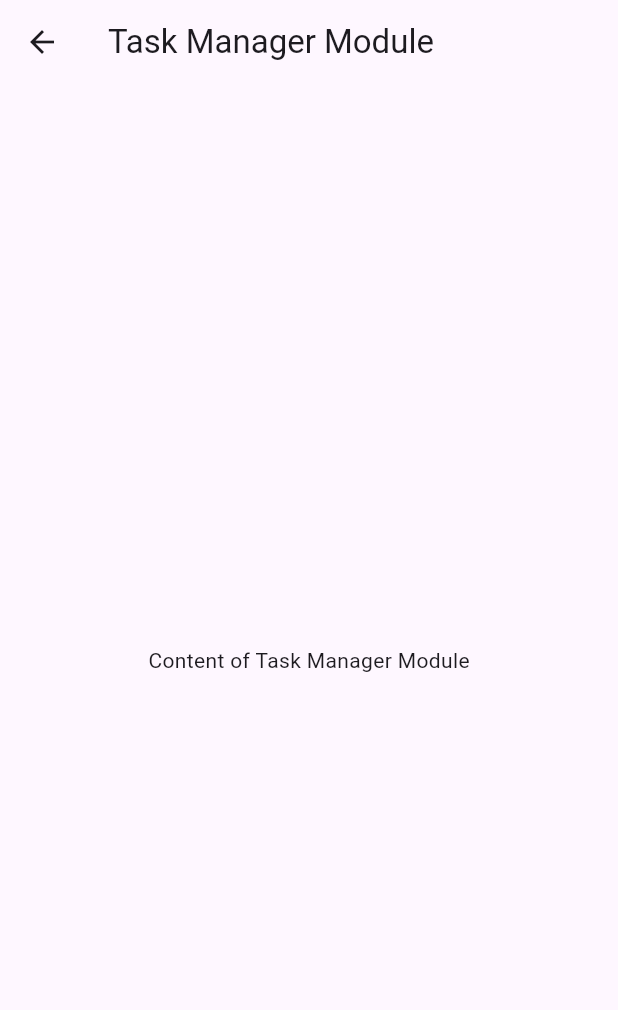
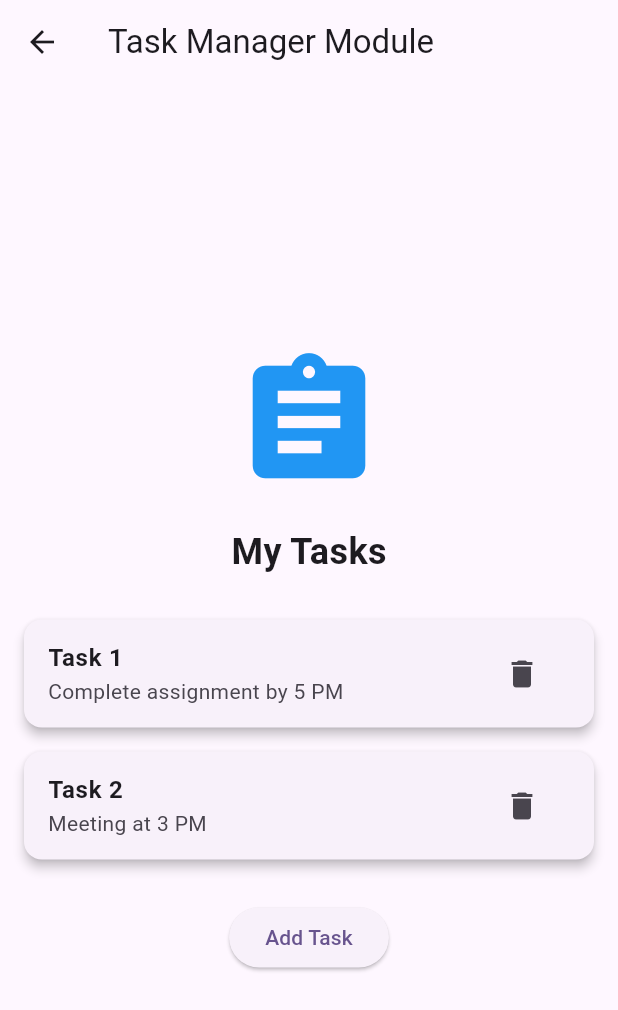
Before and after one commit to guptarajiv535/Flutter_Super_APP, a Flutter app: the TaskManagerScreenView screen opened directly, on a phone screen of 412 x 824 dp. Shown: the top 1010 px of the screen. Run offline on Flutter 3.47's test engine with Material 2 defaults, Android fonts, the phone set to English and light mode, and no system bars.

Commit message:
Added UI related components in both module.

```diff
--- a/task_manager_module/lib/task_manager_module.dart
+++ b/task_manager_module/lib/task_manager_module.dart
@@ -10,8 +10,61 @@ class TaskManagerScreenView extends StatelessWidget {
         title: Text('Task Manager Module'),
       ),
       body: Center(
-        child: Text('Content of Task Manager Module'),
+        child: Padding(
+          padding: const EdgeInsets.all(16.0),
+          child: Column(
+            mainAxisAlignment: MainAxisAlignment.center,
+            children: <Widget>[
+              const Icon(
+                Icons.assignment,
+                size: 100,
+                color: Colors.blue,
+              ),
+              SizedBox(height: 20),
+              const Text(
+                'My Tasks',
+                style: TextStyle(fontSize: 24, fontWeight: FontWeight.bold),
+              ),
+              const SizedBox(height: 20),
+              TaskCard(taskTitle: 'Task 1', taskDescription: 'Complete assignment by 5 PM'),
+              TaskCard(taskTitle: 'Task 2', taskDescription: 'Meeting at 3 PM'),
+              // Add more TaskCard widgets as needed
+              const SizedBox(height: 20),
+              ElevatedButton(
+                onPressed: () {
+                  // Add logic to add a new task
+                },
+                child: const Text('Add Task'),
+              ),
+            ],
+          ),
+        ),
       ),
     );
   }
 }
+
+class TaskCard extends StatelessWidget {
+  final String taskTitle;
+  final String taskDescription;
+
+  TaskCard({required this.taskTitle, required this.taskDescription});
+
+  @override
+  Widget build(BuildContext context) {
+    return Card(
+      elevation: 3,
+      margin: const EdgeInsets.symmetric(vertical: 8),
+      child: ListTile(
+        title: Text(taskTitle, style: TextStyle(fontWeight: FontWeight.bold)),
+        subtitle: Text(taskDescription),
+        trailing: IconButton(
+          icon: const Icon(Icons.delete),
+          onPressed: () {
+            // Add logic to delete the task
+          },
+        ),
+      ),
+    );
+  }
+}
```
Also changed, not shown: weather_module/lib/weather_module.dart (+39 -2 lines), 2 other files.
